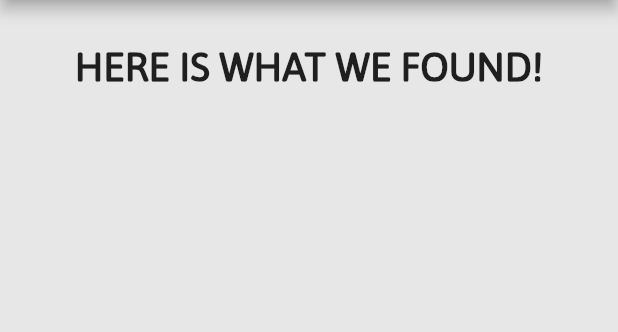
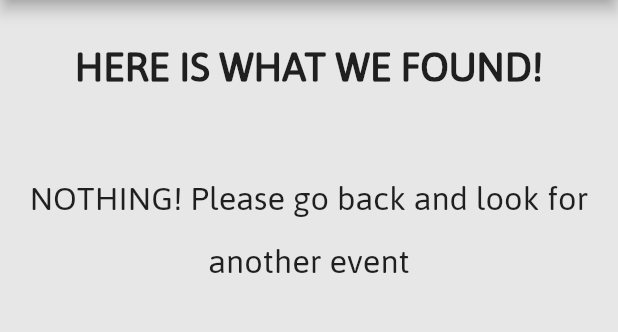
Before and after one commit to TheDavidLaCosa/tickly, a Flutter app: the PantallaResults screen opened directly with empty values, on a phone screen of 412 x 824 dp, the part 84-416 px from its top. Run offline on Flutter 3.47's test engine with Material 2 defaults, Android fonts, the phone set to English and light mode, and no system bars; our stand-ins replace firebase_core, firebase_database, geolocator, permission_handler; missing offline and left inert: dart:ffi; accounts and stored records are empty.

Commit message:
Solved: Errors when nothing found. Error when Near Events not found

```diff
--- a/lib/PantallaResults.dart
+++ b/lib/PantallaResults.dart
@@ -48,16 +48,23 @@ class _PantallaResultsState extends State<PantallaResults> {
                     const SizedBox(height: 20),
                     const Text("HERE IS WHAT WE FOUND!", style: TextStyle(fontFamily: "jaldi", fontSize: 30, fontWeight: FontWeight.bold)),
                     Expanded(
-                      child: ListView.builder(
+                      child: _data.page!.totalElements! != 0 ? ListView.builder(
                         itemCount: _data.page!.totalElements! < 200 ? _data.page!.totalElements! : 200,
                         itemBuilder: (context, index) {
                           if(_data.embedded!.events![index].embedded != null){
                             return eventCard(image: _data.embedded!.events[index]!.images[0]!.url!, title: _data.embedded!.events[index]!.name!, time: DateFormat('yyyy-MM-dd').format(_data.embedded!.events[index]!.dates!.start!.localDate!), country: _data.embedded!.events[index]!.embedded!.venues[0]!.country!.name!, city: _data.embedded!.events[index]!.embedded!.venues[0]!.city!.name!, link: _data.embedded!.events[index]!.url!, id: _data.embedded!.events[index]!.id!);
                           }else{
                             return eventCard(image: _data.embedded!.events[index]!.images[0]!.url!, title: _data.embedded!.events[index]!.name!, time: DateFormat('yyyy-MM-dd').format(_data.embedded!.events[index]!.dates!.start!.localDate!), country: "No country", city: "No city", link: _data.embedded!.events[index]!.url!, id: _data.embedded!.events[index]!.id!);
-
                           }
                         },
+                      ) : Container(
+                        child: Column(
+                            mainAxisAlignment: MainAxisAlignment.start,
+                            crossAxisAlignment: CrossAxisAlignment.center,
+                            children: [SizedBox(height: 40), Text("NOTHING! Please go back and look for another event", textAlign: TextAlign.center, style: TextStyle(
+                                fontFamily: "jaldi",
+                                fontSize: 25))]
+                        ),
                       ),
                     ),
                   ],
```
Also changed, not shown: lib/PantallaFavourites.dart (+0 -14 lines), lib/PantallaNearEvent.dart (+12 -4 lines).
